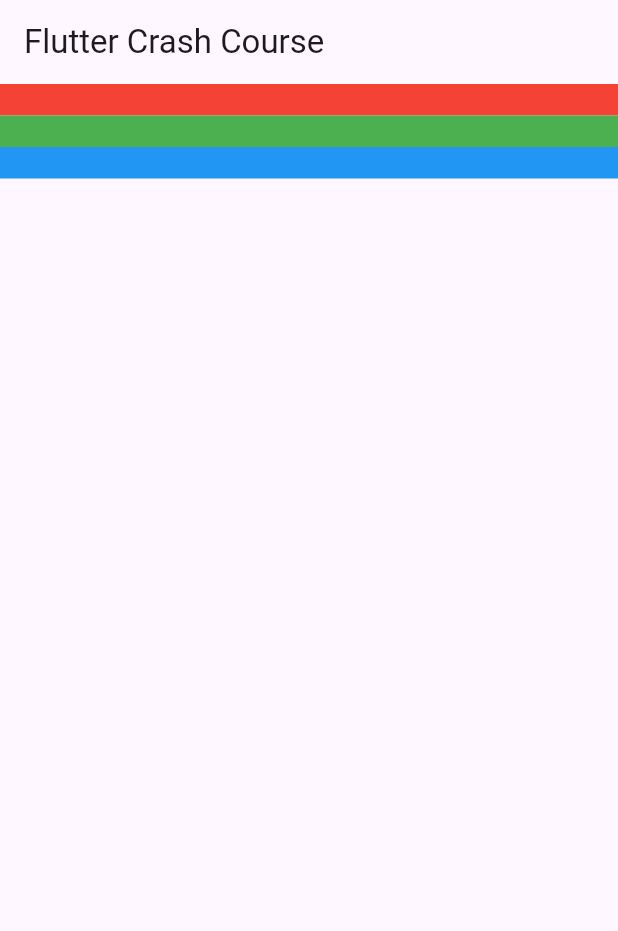
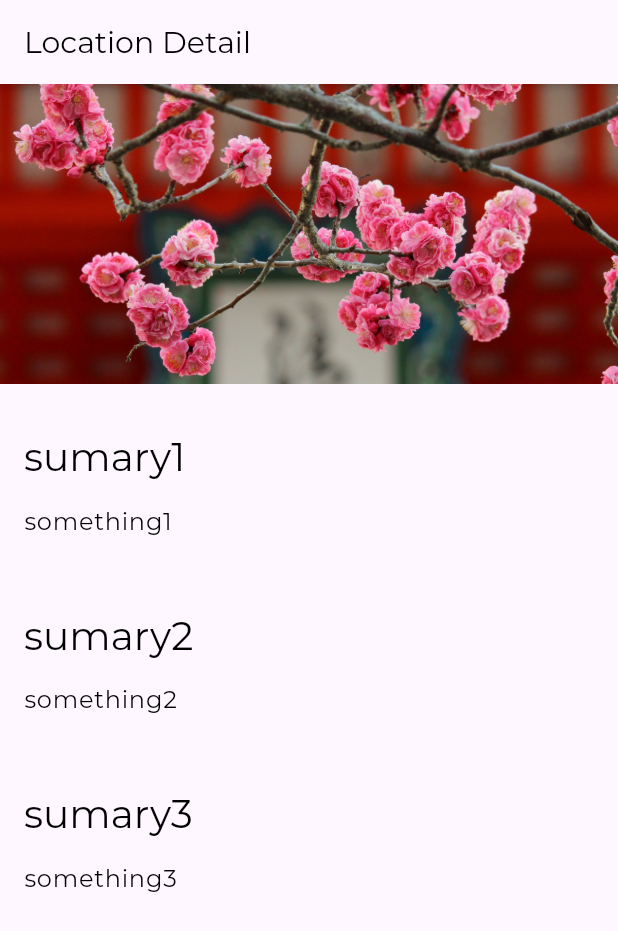
Before and after one commit to caio-alcantara/Flutter-Crash-Course, a Flutter app: the screen it shows after launch, on a phone screen of 412 x 824 dp. Shown: the top 931 px of the screen. Run offline on Flutter 3.47's test engine with Material 3 defaults, Android fonts, the phone set to English and light mode, and no system bars.

```diff
--- a/lib/app.dart
+++ b/lib/app.dart
@@ -1,10 +1,21 @@
 import 'package:flutter/material.dart';
 import 'package:flutter_course/screens/location_detail/location_detail.dart';
-
+import 'package:flutter_course/style.dart';
 
 class App extends StatelessWidget {
   @override
   Widget build(BuildContext context) {
-    return MaterialApp(home: LocationDetail());
+    return MaterialApp(
+      home: LocationDetail(),
+      theme: ThemeData(
+        appBarTheme: AppBarTheme(
+          titleTextStyle: AppBarTextStyle,
+        ),
+        textTheme: TextTheme(
+          titleLarge: TitleLargeTextStyle,
+          bodyLarge: BodyLargeTextStyle,
+        )
+      ),
+    );
   }
 }
--- /dev/null
+++ b/lib/screens/location_detail/image_banner.dart
@@ -0,0 +1,21 @@
+import 'package:flutter/material.dart';
+
+class ImageBanner extends StatelessWidget {
+  final String _assetPath;
+
+  ImageBanner(this._assetPath);
+
+  @override
+  Widget build(BuildContext context) {
+    return Container(
+      constraints: BoxConstraints.expand(
+        height: 200.0,
+      ),
+      decoration: BoxDecoration(color: Colors.grey),
+      child: Image.asset(
+        _assetPath,
+        fit: BoxFit.cover,
+      ),
+    );
+  }
+}
--- a/lib/screens/location_detail/location_detail.dart
+++ b/lib/screens/location_detail/location_detail.dart
@@ -1,23 +1,24 @@
 // screens/location_detail/location_detail.dart
 
 import 'package:flutter/material.dart';
+import 'package:flutter_course/screens/location_detail/image_banner.dart';
 import 'package:flutter_course/screens/location_detail/text_section.dart';
-
 
 class LocationDetail extends StatelessWidget{
   @override
   Widget build(BuildContext context) {
     return Scaffold(
       appBar: AppBar(
-        title: Text('Flutter Crash Course'),
+        title: Text('Location Detail'),
       ),
       body: Column(
         mainAxisAlignment: MainAxisAlignment.start,
         crossAxisAlignment: CrossAxisAlignment.stretch,
         children: [
-          TextSection(Colors.red, ''),
-          TextSection(Colors.green, ''),
-          TextSection(Colors.blue, ''),
+          ImageBanner("assets/images/kiyomizu-dera.jpg"),
+          TextSection("sumary1", "something1"),
+          TextSection("sumary2", "something2"),
+          TextSection("sumary3", "something3"),
         ],
       ),
     );
--- a/lib/screens/location_detail/text_section.dart
+++ b/lib/screens/location_detail/text_section.dart
@@ -1,18 +1,27 @@
 import 'package:flutter/material.dart';
 
 class TextSection extends StatelessWidget {
-  final Color _color;
-  final String _text;
+  final String _title;
+  final String _body;
+  static const double _hPad = 16.0;
 
-  TextSection(this._color, this._text);
+  TextSection(this._title, this._body);
 
   @override
   Widget build(BuildContext context) {
-    return Container(
-      decoration: BoxDecoration(
-        color: _color,
-      ),
-      child: Text(_text),
+    return Column(
+      mainAxisAlignment: MainAxisAlignment.start,
+      crossAxisAlignment: CrossAxisAlignment.stretch,
+      children: [
+        Container(
+          padding: const EdgeInsets.fromLTRB(_hPad, 32.0, _hPad, 4.0),
+          child: Text(_title, style: Theme.of(context).textTheme.titleLarge),
+        ),
+          Container(
+            padding: const EdgeInsets.fromLTRB(_hPad, 10.0, _hPad, _hPad),
+            child: Text(_body, style: Theme.of(context).textTheme.bodyLarge),
+          ),
+      ],
     );
   }
 }
--- /dev/null
+++ b/lib/style.dart
@@ -0,0 +1,28 @@
+import 'package:flutter/material.dart';
+
+const LargeTextSize = 26.0;
+const MediumTextSize = 20.0;
+const BodyTextSize = 16.0;
+
+const String FontNameDefault = 'Montserrat';
+
+const AppBarTextStyle = TextStyle(
+  fontFamily: FontNameDefault,
+  fontWeight: FontWeight.w300,
+  fontSize: MediumTextSize,
+  color: Colors.black,
+);
+
+const TitleLargeTextStyle = TextStyle(
+  fontFamily: FontNameDefault,
+  fontWeight: FontWeight.w300,
+  fontSize: LargeTextSize,
+  color: Colors.black,
+);
+
+const BodyLargeTextStyle = TextStyle(
+  fontFamily: FontNameDefault,
+  fontWeight: FontWeight.w300,
+  fontSize: BodyTextSize,
+  color: Colors.black,
+);
```
Also changed, not shown: pubspec.yaml (+9 -3 lines), assets/fonts/Montserrat-Bold.ttf (added), assets/fonts/Montserrat-Regular.ttf (added), assets/images/kiyomizu-dera.jpg (added).
